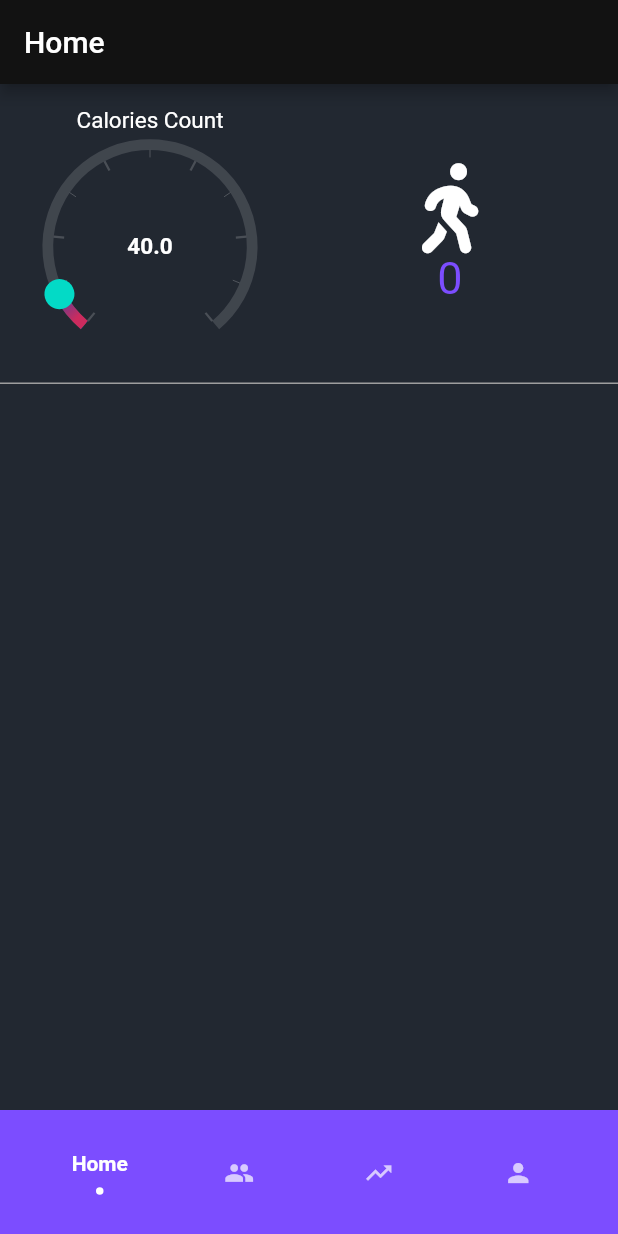
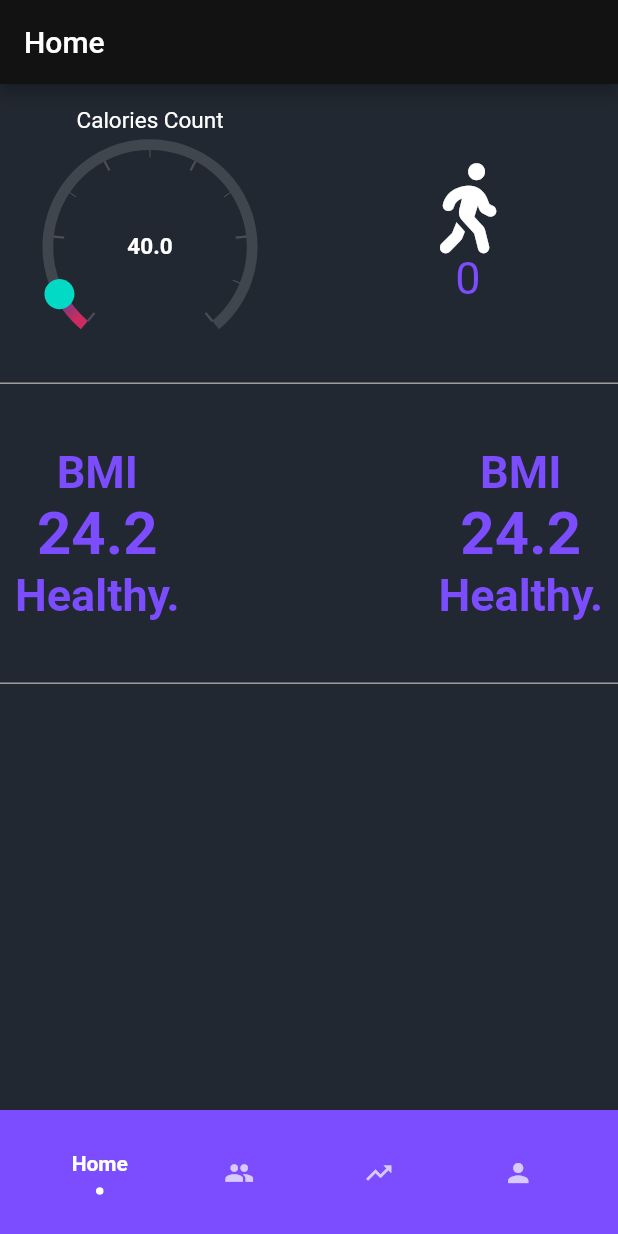
Before and after one commit to usamaTheFirst/sehatmand, a Flutter app: the screen it shows once a user with an empty profile is signed in, on a phone screen of 412 x 824 dp. Run offline on Flutter 3.47's test engine with Material 2 defaults, Android fonts, the light colour scheme and no system bars; drawn by our look-alikes of flashy_tab_bar2, syncfusion_flutter_gauges; our stand-ins replace cloud_firestore, firebase_auth, firebase_core, flutter_form_builder, flutter_svg, font_awesome_flutter and 2 more; accounts and stored records are empty.

Commit message:
some changed

```diff
--- a/lib/screens/home_screen.dart
+++ b/lib/screens/home_screen.dart
@@ -1,4 +1,6 @@
 import 'package:flutter/material.dart';
+import 'package:flutter/rendering.dart';
+import 'package:sehatmand/widgets/bmi_widget.dart';
 import 'package:sehatmand/widgets/foot_counter.dart';
 
 import '../widgets/calorie_widget.dart';
@@ -31,9 +33,29 @@ class _HomeScreenState extends State<HomeScreen> {
             height: 200,
             padding: const EdgeInsets.symmetric(vertical: 15),
             child: Row(
+              mainAxisAlignment: MainAxisAlignment.spaceBetween,
               children: [
                 CalorieWidget(),
                 footCounter(),
+              ],
+            ),
+          ),
+          Container(
+            decoration: BoxDecoration(
+              border: Border(
+                bottom: BorderSide(
+                  color: Colors.grey,
+                  width: 1,
+                ),
+              ),
+            ),
+            height: 200,
+            padding: const EdgeInsets.symmetric(vertical: 15),
+            child: Row(
+              mainAxisAlignment: MainAxisAlignment.spaceBetween,
+              children: [
+                BMIWidget(height: 170, weight: 70),
+                BMIWidget(height: 170, weight: 70),
               ],
             ),
           ),
--- /dev/null
+++ b/lib/widgets/bmi_widget.dart
@@ -0,0 +1,55 @@
+import 'dart:math';
+
+import 'package:flutter/material.dart';
+
+class BMIWidget extends StatelessWidget {
+  BMIWidget({Key? key, required this.height, required this.weight}) {
+    _bmi = weight / pow(height / 100, 2);
+    if (_bmi >= 25) {
+      _bmiCategory = 'Overweight';
+    } else if (_bmi > 18.5) {
+      _bmiCategory = 'Healthy.';
+    } else {
+      _bmiCategory = "underweight";
+    }
+  }
+
+  final double height, weight;
+  late final double _bmi;
+  late final String _bmiCategory;
+  @override
+  Widget build(BuildContext context) {
+    return Container(
+      padding: EdgeInsets.all(10),
+      decoration: BoxDecoration(
+        borderRadius: BorderRadius.circular(10),
+      ),
+      child: Column(
+        mainAxisSize: MainAxisSize.min,
+        children: <Widget>[
+          Text(
+            'BMI',
+            style: TextStyle(
+                fontSize: 30,
+                fontWeight: FontWeight.bold,
+                color: Theme.of(context).colorScheme.secondary),
+          ),
+          Text(
+            '${_bmi.toStringAsFixed(1)}',
+            style: TextStyle(
+                fontSize: 40,
+                fontWeight: FontWeight.bold,
+                color: Theme.of(context).colorScheme.secondary),
+          ),
+          Text(
+            '$_bmiCategory',
+            style: TextStyle(
+                fontSize: 30,
+                fontWeight: FontWeight.bold,
+                color: Theme.of(context).colorScheme.secondary),
+          ),
+        ],
+      ),
+    );
+  }
+}
```
